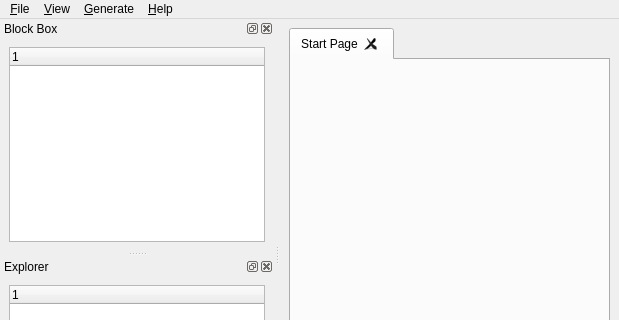
Qt form mainWindow.ui (PyForce/VHDLCodeGenerator) before a commit; both pictures show x 0 to 619 and y 0 to 320 of the 619 by 511 pixel window.
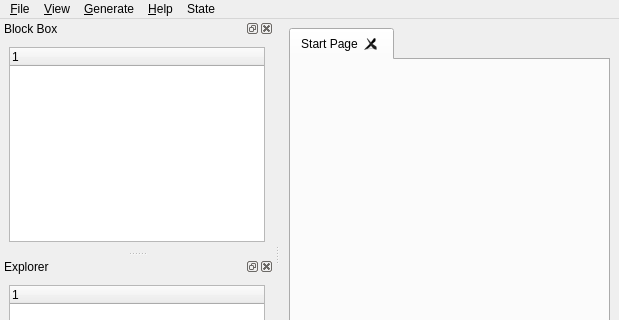
The same form after that commit.

```diff
--- a/mainWindow.ui
+++ b/mainWindow.ui
@@ -76,10 +76,17 @@
     </property>
     <addaction name="action_About"/>
    </widget>
+   <widget class="QMenu" name="menuState">
+    <property name="title">
+     <string>State</string>
+    </property>
+    <addaction name="actionDefault"/>
+   </widget>
    <addaction name="menu_File"/>
    <addaction name="menu_View"/>
    <addaction name="menu_Generate"/>
    <addaction name="menu_About"/>
+   <addaction name="menuState"/>
   </widget>
   <widget class="QStatusBar" name="statusbar"/>
   <widget class="QDockWidget" name="BlockBox">
```
Left out of the diff: 11 changed lines with no effect on the pictures.
